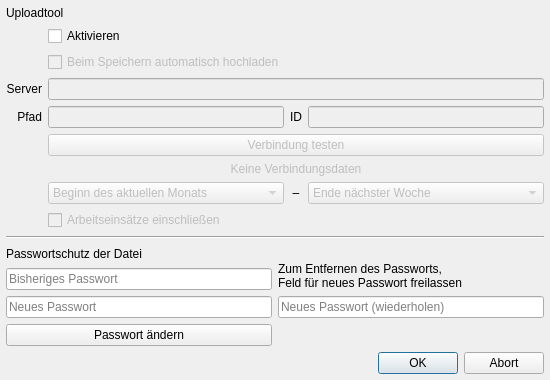
Above: Programm/epl_gui/filesettingsdialog.ui from philjosch/Einsatzplaner before the change. Below: the same form after it.
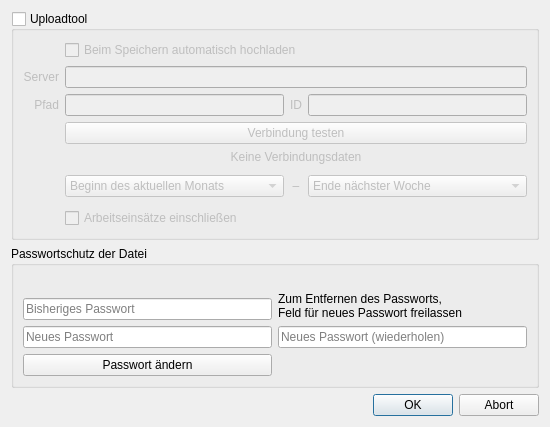
That is the form after the change.

Commit message:
[GUI] Fenster für Datei-Eigenschaften verbessert
Die Strukturierung im Fenster für die Datei-Eigenschaften greift jetzt auf eine GroupBox zurück und erzeugt somit ein natürlicheres Aussehen.

Patch:
```diff
--- a/Programm/epl_gui/filesettingsdialog.ui
+++ b/Programm/epl_gui/filesettingsdialog.ui
@@ -10,90 +10,79 @@
     <x>0</x>
     <y>0</y>
     <width>550</width>
-    <height>380</height>
+    <height>427</height>
    </rect>
   </property>
   <property name="minimumSize">
    <size>
     <width>550</width>
-    <height>380</height>
+    <height>427</height>
    </size>
   </property>
   <property name="maximumSize">
    <size>
     <width>550</width>
-    <height>380</height>
+    <height>427</height>
    </size>
   </property>
   <property name="windowTitle">
    <string>Dialog</string>
   </property>
   <layout class="QGridLayout" name="gridLayout_3">
-   <property name="leftMargin">
-    <number>6</number>
-   </property>
-   <property name="topMargin">
-    <number>6</number>
-   </property>
-   <property name="rightMargin">
-    <number>6</number>
-   </property>
-   <property name="bottomMargin">
-    <number>6</number>
-   </property>
-   <property name="spacing">
-    <number>6</number>
-   </property>
+   <item row="2" column="0">
+    <widget class="QDialogButtonBox" name="buttonBox">
+     <property name="orientation">
+      <enum>Qt::Horizontal</enum>
+     </property>
+     <property name="standardButtons">
+      <set>QDialogButtonBox::Abort|QDialogButtonBox::Ok</set>
+     </property>
+    </widget>
+   </item>
    <item row="0" column="0">
-    <layout class="QGridLayout" name="gridLayout_2" columnstretch="0,1,0,1">
-     <property name="spacing">
-      <number>6</number>
-     </property>
-     <item row="0" column="0" colspan="4">
-      <widget class="QLabel" name="label_7">
-       <property name="text">
+    <widget class="QGroupBox" name="groupUpload">
+     <property name="title">
         <string>Uploadtool</string>
        </property>
-      </widget>
-     </item>
-     <item row="1" column="1" colspan="3">
-      <widget class="QCheckBox" name="checkEnable">
+     <property name="checkable">
+      <bool>true</bool>
+     </property>
+     <property name="checked">
+      <bool>false</bool>
+     </property>
+     <layout class="QGridLayout" name="gridUpload">
+      <item row="2" column="1">
+       <widget class="QLineEdit" name="linePath">
+        <property name="inputMethodHints">
+         <set>Qt::ImhUrlCharactersOnly</set>
+        </property>
+       </widget>
+      </item>
+      <item row="3" column="1" colspan="3">
+       <widget class="QPushButton" name="pushCheck">
        <property name="text">
-        <string>Aktivieren</string>
+         <string>Verbindung testen</string>
        </property>
       </widget>
      </item>
-     <item row="2" column="1" colspan="3">
+      <item row="2" column="2">
+       <widget class="QLabel" name="label_4">
+        <property name="text">
+         <string>ID</string>
+        </property>
+        <property name="alignment">
+         <set>Qt::AlignRight|Qt::AlignTrailing|Qt::AlignVCenter</set>
+        </property>
+       </widget>
+      </item>
+      <item row="0" column="1" colspan="3">
       <widget class="QCheckBox" name="checkAuto">
-       <property name="enabled">
-        <bool>false</bool>
-       </property>
        <property name="text">
         <string>Beim Speichern automatisch hochladen</string>
        </property>
       </widget>
      </item>
-     <item row="3" column="0">
-      <widget class="QLabel" name="label_2">
-       <property name="text">
-        <string>Server</string>
-       </property>
-       <property name="alignment">
-        <set>Qt::AlignRight|Qt::AlignTrailing|Qt::AlignVCenter</set>
-       </property>
-      </widget>
-     </item>
-     <item row="3" column="1" colspan="3">
-      <widget class="QLineEdit" name="lineServer">
-       <property name="enabled">
-        <bool>false</bool>
-       </property>
-       <property name="inputMethodHints">
-        <set>Qt::ImhUrlCharactersOnly</set>
-       </property>
-      </widget>
-     </item>
-     <item row="4" column="0">
+      <item row="2" column="0">
       <widget class="QLabel" name="label_3">
        <property name="text">
         <string>Pfad</string>
@@ -103,48 +92,31 @@
        </property>
       </widget>
      </item>
-     <item row="4" column="1">
-      <widget class="QLineEdit" name="linePath">
-       <property name="enabled">
-        <bool>false</bool>
-       </property>
-       <property name="inputMethodHints">
-        <set>Qt::ImhUrlCharactersOnly</set>
-       </property>
-      </widget>
-     </item>
-     <item row="4" column="2">
-      <widget class="QLabel" name="label_4">
-       <property name="text">
-        <string>ID</string>
-       </property>
-       <property name="alignment">
-        <set>Qt::AlignRight|Qt::AlignTrailing|Qt::AlignVCenter</set>
-       </property>
-      </widget>
-     </item>
-     <item row="4" column="3">
-      <widget class="QLineEdit" name="lineID">
-       <property name="enabled">
-        <bool>false</bool>
-       </property>
-      </widget>
-     </item>
-     <item row="5" column="1" colspan="3">
-      <widget class="QPushButton" name="pushCheck">
-       <property name="enabled">
-        <bool>false</bool>
-       </property>
-       <property name="text">
-        <string>Verbindung testen</string>
-       </property>
-      </widget>
+      <item row="2" column="3">
+       <widget class="QLineEdit" name="lineID"/>
      </item>
      <item row="6" column="1" colspan="3">
+       <widget class="QCheckBox" name="checkActivity">
+        <property name="minimumSize">
+         <size>
+          <width>0</width>
+          <height>20</height>
+         </size>
+        </property>
+        <property name="text">
+         <string>Arbeitseinsätze einschließen</string>
+        </property>
+       </widget>
+      </item>
+      <item row="1" column="1" colspan="3">
+       <widget class="QLineEdit" name="lineServer">
+        <property name="inputMethodHints">
+         <set>Qt::ImhUrlCharactersOnly</set>
+        </property>
+       </widget>
+      </item>
+      <item row="4" column="1" colspan="3">
       <widget class="QLabel" name="labelStatus">
-       <property name="enabled">
-        <bool>false</bool>
-       </property>
        <property name="text">
         <string>Keine Verbindungsdaten</string>
        </property>
@@ -153,11 +125,42 @@
        </property>
       </widget>
      </item>
-     <item row="7" column="1">
+      <item row="1" column="0">
+       <widget class="QLabel" name="label_2">
+        <property name="text">
+         <string>Server</string>
+        </property>
+        <property name="alignment">
+         <set>Qt::AlignRight|Qt::AlignTrailing|Qt::AlignVCenter</set>
+        </property>
+       </widget>
+      </item>
+      <item row="5" column="3">
+       <widget class="QComboBox" name="comboTo">
+        <item>
+         <property name="text">
+          <string>Ende nächster Woche</string>
+         </property>
+        </item>
+        <item>
+         <property name="text">
+          <string>Ende des nächsten Monats</string>
+         </property>
+        </item>
+        <item>
+         <property name="text">
+          <string>Ende diesen Jahres</string>
+         </property>
+        </item>
+        <item>
+         <property name="text">
+          <string>Alle zukünftigen Termine</string>
+         </property>
+        </item>
+       </widget>
+      </item>
+      <item row="5" column="1">
       <widget class="QComboBox" name="comboFrom">
-       <property name="enabled">
-        <bool>false</bool>
-       </property>
        <property name="currentIndex">
         <number>1</number>
        </property>
@@ -178,8 +181,14 @@
        </item>
       </widget>
      </item>
-     <item row="7" column="2">
+      <item row="5" column="2">
       <widget class="QLabel" name="label_6">
+        <property name="minimumSize">
+         <size>
+          <width>0</width>
+          <height>32</height>
+         </size>
+        </property>
        <property name="text">
         <string>–</string>
        </property>
@@ -188,54 +197,21 @@
        </property>
       </widget>
      </item>
-     <item row="7" column="3">
-      <widget class="QComboBox" name="comboTo">
-       <property name="enabled">
-        <bool>false</bool>
-       </property>
-       <item>
-        <property name="text">
-         <string>Ende nächster Woche</string>
-        </property>
-       </item>
-       <item>
-        <property name="text">
-         <string>Ende des nächsten Monats</string>
-        </property>
-       </item>
-       <item>
-        <property name="text">
-         <string>Ende diesen Jahres</string>
-        </property>
-       </item>
-       <item>
-        <property name="text">
-         <string>Alle zukünftigen Termine</string>
-        </property>
-       </item>
-      </widget>
-     </item>
-     <item row="8" column="1" colspan="3">
-      <widget class="QCheckBox" name="checkActivity">
-       <property name="enabled">
-        <bool>false</bool>
-       </property>
-       <property name="text">
-        <string>Arbeitseinsätze einschließen</string>
-       </property>
-      </widget>
-     </item>
-    </layout>
+     </layout>
+    </widget>
    </item>
    <item row="1" column="0">
-    <widget class="Line" name="line">
-     <property name="orientation">
-      <enum>Qt::Horizontal</enum>
+    <widget class="QGroupBox" name="groupPasswort">
+     <property name="title">
+      <string>Passwortschutz der Datei</string>
      </property>
-    </widget>
-   </item>
-   <item row="2" column="0">
-    <layout class="QGridLayout" name="gridLayout">
+     <property name="flat">
+      <bool>false</bool>
+     </property>
+     <property name="checkable">
+      <bool>false</bool>
+     </property>
+     <layout class="QGridLayout" name="gridPasswort">
      <item row="1" column="0">
       <widget class="QLineEdit" name="linePwdAlt">
        <property name="echoMode">
@@ -273,13 +249,6 @@
        </property>
       </widget>
      </item>
-     <item row="0" column="0">
-      <widget class="QLabel" name="label">
-       <property name="text">
-        <string>Passwortschutz der Datei</string>
-       </property>
-      </widget>
-     </item>
      <item row="0" column="1" rowspan="2">
       <widget class="QLabel" name="label_5">
        <property name="text">
@@ -292,15 +261,6 @@
       </widget>
      </item>
     </layout>
-   </item>
-   <item row="3" column="0">
-    <widget class="QDialogButtonBox" name="buttonBox">
-     <property name="orientation">
-      <enum>Qt::Horizontal</enum>
-     </property>
-     <property name="standardButtons">
-      <set>QDialogButtonBox::Abort|QDialogButtonBox::Ok</set>
-     </property>
     </widget>
    </item>
   </layout>
```
Lines whose indentation alone changed are shown as unchanged. The commit also changes 2 other files.
